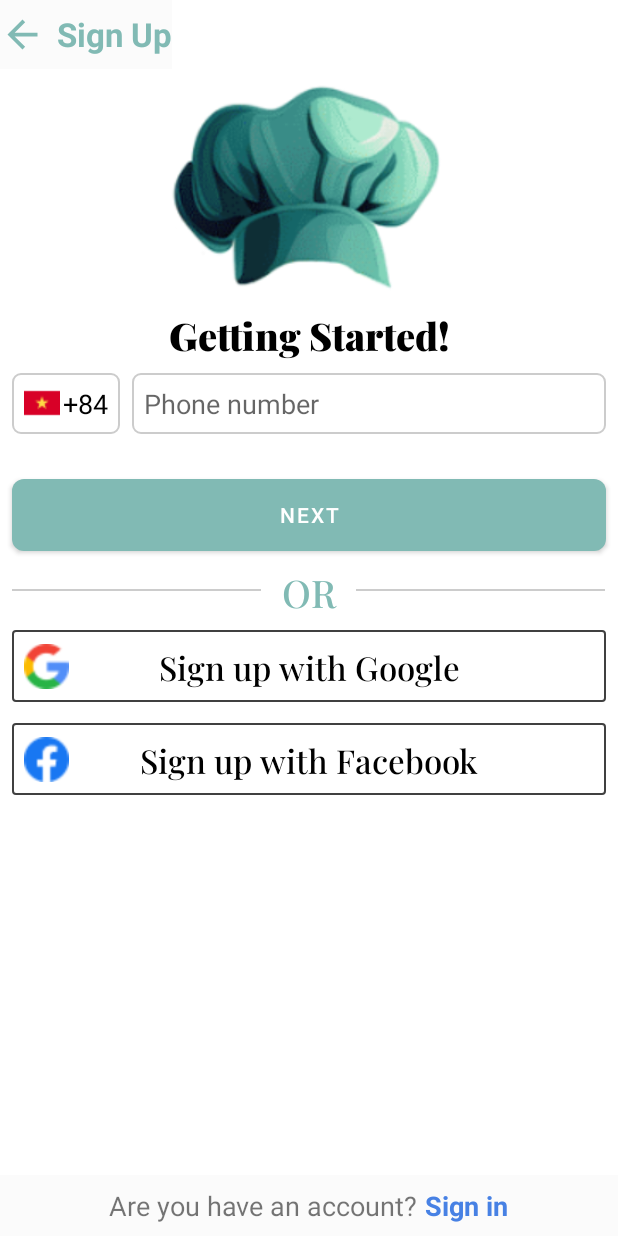
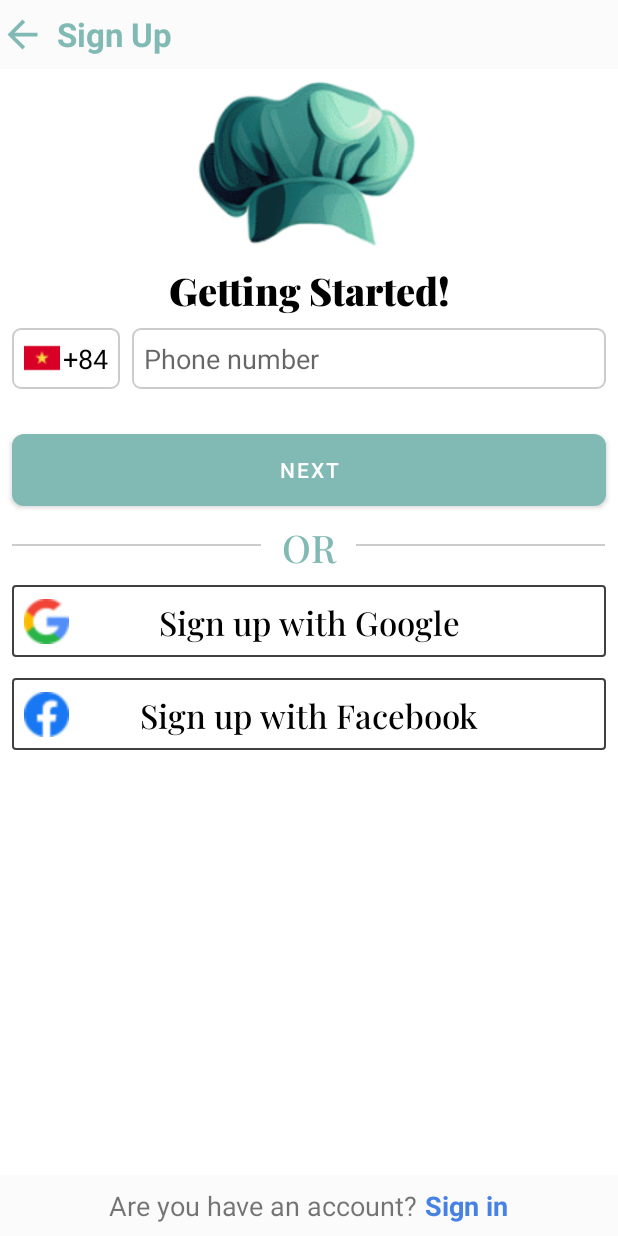
Before and after one commit to linhdvph/FoodAppDelivery, an Android app: the layout activity_sign_up.xml on its own in the app's theme, with its tools: preview values and no code run, on a phone screen of 412 x 824 dp. Run offline under Robolectric (Android 15) with nearby library versions, the phone set to English and light mode, and no system bars.

Commit message:
update signin singup

```diff
--- a/app/src/main/java/linhdvph25937/fpoly/appfooddelivery/activity/SignInActivity.java
+++ b/app/src/main/java/linhdvph25937/fpoly/appfooddelivery/activity/SignInActivity.java
@@ -110,7 +110,7 @@ public class SignInActivity extends AppCompatActivity {
                     editor.commit();
                     startActivity(intent);
                 }else{
-                    Toast.makeText(SignInActivity.this, "Can't sign in", Toast.LENGTH_SHORT).show();
+                    Toast.makeText(SignInActivity.this, "Thông tin không chính xác", Toast.LENGTH_SHORT).show();
                 }
             }
 
--- a/app/src/main/java/linhdvph25937/fpoly/appfooddelivery/ultil/MyRetrofit.java
+++ b/app/src/main/java/linhdvph25937/fpoly/appfooddelivery/ultil/MyRetrofit.java
@@ -22,7 +22,7 @@ import retrofit2.http.Path;
 public interface MyRetrofit {
     //http://192.168.0.11:3000/api
     MyRetrofit retrofit = new Retrofit.Builder()
-            .baseUrl("http://192.168.0.10:3000/")
+            .baseUrl("http://192.168.137.1:3000/")
             .addConverterFactory(GsonConverterFactory.create())
             .build()
             .create(MyRetrofit.class);
--- a/app/src/main/res/layout/activity_sign_up.xml
+++ b/app/src/main/res/layout/activity_sign_up.xml
@@ -6,21 +6,17 @@
     android:layout_height="match_parent"
     tools:context=".activity.SignUpActivity"
     android:background="@color/white">
+
+    <!--    Phần trên cùng-->
     <LinearLayout
-        android:id="@+id/linearLayout"
+        android:id="@+id/linear_layout_arrow_back_sign_up"
         android:layout_width="match_parent"
         android:layout_height="wrap_content"
-        android:orientation="vertical"
-        app:layout_constraintEnd_toEndOf="parent"
-        app:layout_constraintStart_toStartOf="parent"
-        app:layout_constraintTop_toTopOf="parent">
-         <LinearLayout
-             android:layout_width="wrap_content"
-             android:layout_height="match_parent"
+        android:background="@color/bg_white2"
         android:orientation="horizontal"
         android:paddingVertical="8dp"
-             android:background="@color/bg_white2"
-             android:id="@+id/linear_layout_arrow_back_sign_up">
+        app:layout_constraintEnd_toEndOf="parent"
+        app:layout_constraintTop_toTopOf="parent">
 
         <ImageView
             android:layout_width="30sp"
@@ -39,112 +35,154 @@
             android:textStyle="bold" />
     </LinearLayout>
 
+    <!--    Phần cuối cùng-->
+    <LinearLayout
+        android:id="@+id/linearLayout7"
+        android:layout_width="match_parent"
+        android:layout_height="wrap_content"
+        android:background="@color/bg_white2"
+        android:gravity="center"
+        android:orientation="horizontal"
+        android:padding="8dp"
+        app:layout_constraintBottom_toBottomOf="parent">
+
+        <TextView
+            android:layout_width="wrap_content"
+            android:layout_height="wrap_content"
+            android:text="Are you have an account?"
+            android:textSize="18sp" />
+
+        <TextView
+            android:id="@+id/tv_go_sign_in"
+            android:layout_width="wrap_content"
+            android:layout_height="wrap_content"
+            android:text=" Sign in"
+            android:textColor="@color/blue_white"
+            android:textSize="18sp"
+            android:textStyle="bold" />
+    </LinearLayout>
+
+    <androidx.core.widget.NestedScrollView
+        android:layout_width="match_parent"
+        android:layout_height="0dp"
+        app:layout_constraintBottom_toTopOf="@+id/linearLayout7"
+        app:layout_constraintTop_toBottomOf="@+id/linear_layout_arrow_back_sign_up">
+
+        <LinearLayout
+            android:id="@+id/linearLayout"
+            android:layout_width="match_parent"
+            android:layout_height="wrap_content"
+            android:orientation="vertical">
 
             <ImageView
                 android:id="@+id/imageView4"
-            android:layout_width="200dp"
-            android:layout_height="150dp"
+                android:layout_width="180dp"
+                android:layout_height="120dp"
                 android:layout_gravity="center"
+                android:layout_marginBottom="8dp"
                 app:layout_constraintEnd_toEndOf="parent"
                 app:layout_constraintStart_toStartOf="parent"
                 app:layout_constraintTop_toTopOf="parent"
-            app:srcCompat="@drawable/img_sign_up"
-            android:layout_marginBottom="8dp"/>
+                app:srcCompat="@drawable/img_sign_up" />
 
             <TextView
                 android:layout_width="match_parent"
                 android:layout_height="wrap_content"
-            android:text="Getting Started!"
-            android:gravity="center"
-            android:textSize="25sp"
                 android:layout_marginBottom="8dp"
                 android:fontFamily="@font/play_fiar_black_font"
-            android:textColor="@color/black"/>
+                android:gravity="center"
+                android:text="Getting Started!"
+                android:textColor="@color/black"
+                android:textSize="25sp" />
 
             <LinearLayout
                 android:layout_width="match_parent"
                 android:layout_height="wrap_content"
                 android:orientation="horizontal">
+
                 <EditText
                     android:layout_width="wrap_content"
                     android:layout_height="wrap_content"
+                    android:layout_marginLeft="8dp"
+                    android:background="@drawable/custom_bg_edit_text"
+                    android:drawableStart="@drawable/vietnam"
+                    android:drawablePadding="2dp"
+                    android:padding="8dp"
                     android:text="+84"
                     android:textColor="@color/black"
-                android:textSize="18sp"
-                android:background="@drawable/custom_bg_edit_text"
-                android:padding="8dp"
-                android:layout_marginLeft="8dp"
-                android:drawableStart="@drawable/vietnam"
-                android:drawablePadding="2dp"/>
+                    android:textSize="18sp" />
+
                 <EditText
                     android:id="@+id/ed_phone_number_sign_up"
                     android:layout_width="match_parent"
                     android:layout_height="wrap_content"
                     android:layout_marginHorizontal="8dp"
+                    android:background="@drawable/custom_bg_edit_text"
                     android:hint="Phone number"
+                    android:padding="8dp"
                     android:textColor="@color/black"
-                android:textSize="18sp"
-                android:background="@drawable/custom_bg_edit_text"
-                android:padding="8dp" />
+                    android:textSize="18sp" />
             </LinearLayout>
+
             <TextView
+                android:id="@+id/tv_error_phone_number"
                 android:layout_width="match_parent"
                 android:layout_height="wrap_content"
+                android:layout_marginLeft="14dp"
                 android:text="Phone number is invalid"
                 android:textColor="@color/selected_nav"
-            android:layout_marginLeft="14dp"
                 android:textSize="16sp"
-            android:visibility="invisible"
-            android:id="@+id/tv_error_phone_number"/>
+                android:visibility="invisible" />
 
             <Button
+                android:id="@+id/btn_sign_up"
                 android:layout_width="match_parent"
                 android:layout_height="wrap_content"
                 android:layout_marginHorizontal="8dp"
                 android:layout_marginVertical="8dp"
                 android:background="@drawable/custom_btn_get_started"
                 android:text="Next"
-                    app:backgroundTint="@null"
-                    android:id="@+id/btn_sign_up"/>
+                app:backgroundTint="@null" />
 
             <LinearLayout
                 android:layout_width="match_parent"
                 android:layout_height="wrap_content"
-                    android:orientation="horizontal"
+                android:layout_marginHorizontal="8dp"
                 android:gravity="center"
-                    android:layout_marginHorizontal="8dp">
-                    <View
-                        android:layout_width="0dp"
-                        android:layout_height="1dp"
-                        android:layout_weight="0.42"
-                        android:background="@color/gray"/>
-
-                    <TextView
-                        android:layout_width="0dp"
-                        android:layout_height="wrap_content"
-                        android:layout_weight="0.16"
-                        android:layout_gravity="center"
-                        android:text="OR"
-                        android:textSize="25sp"
-                        android:textColor="@color/bg_btn"
-                        android:fontFamily="@font/play_fair_medium_font"
-                        android:gravity="center"/>
+                android:orientation="horizontal">
 
                 <View
                     android:layout_width="0dp"
                     android:layout_height="1dp"
                     android:layout_weight="0.42"
-                        android:background="@color/gray"/>
+                    android:background="@color/gray" />
+
+                <TextView
+                    android:layout_width="0dp"
+                    android:layout_height="wrap_content"
+                    android:layout_gravity="center"
+                    android:layout_weight="0.16"
+                    android:fontFamily="@font/play_fair_medium_font"
+                    android:gravity="center"
+                    android:text="OR"
+                    android:textColor="@color/bg_btn"
+                    android:textSize="25sp" />
+
+                <View
+                    android:layout_width="0dp"
+                    android:layout_height="1dp"
+                    android:layout_weight="0.42"
+                    android:background="@color/gray" />
             </LinearLayout>
 
             <androidx.constraintlayout.widget.ConstraintLayout
+                android:id="@+id/constraint_sign_up_with_google"
                 android:layout_width="match_parent"
                 android:layout_height="wrap_content"
                 android:layout_marginHorizontal="8dp"
                 android:layout_marginTop="8dp"
                 android:background="@drawable/custom_border_black"
-                    android:padding="8dp"
-                    android:id="@+id/constraint_sign_up_with_google">
+                android:padding="8dp">
 
                 <ImageView
                     android:id="@+id/imageView5"
@@ -159,24 +197,24 @@
                     android:id="@+id/textView5"
                     android:layout_width="wrap_content"
                     android:layout_height="wrap_content"
+                    android:fontFamily="@font/play_fair_medium_font"
                     android:text="Sign up with Google"
                     android:textColor="@color/black"
                     android:textSize="22sp"
                     app:layout_constraintBottom_toBottomOf="parent"
                     app:layout_constraintEnd_toEndOf="parent"
                     app:layout_constraintStart_toStartOf="@+id/imageView5"
-                        app:layout_constraintTop_toTopOf="parent"
-                        android:fontFamily="@font/play_fair_medium_font"/>
+                    app:layout_constraintTop_toTopOf="parent" />
             </androidx.constraintlayout.widget.ConstraintLayout>
 
             <androidx.constraintlayout.widget.ConstraintLayout
+                android:id="@+id/constraint_sign_up_with_facebook"
                 android:layout_width="match_parent"
                 android:layout_height="wrap_content"
                 android:layout_marginHorizontal="8dp"
                 android:layout_marginTop="14dp"
                 android:background="@drawable/custom_border_black"
-                    android:padding="8dp"
-                    android:id="@+id/constraint_sign_up_with_facebook">
+                android:padding="8dp">
 
                 <ImageView
                     android:id="@+id/imageView6"
@@ -191,39 +229,15 @@
                     android:id="@+id/textView6"
                     android:layout_width="wrap_content"
                     android:layout_height="wrap_content"
+                    android:fontFamily="@font/play_fair_medium_font"
                     android:text="Sign up with Facebook"
                     android:textColor="@color/black"
                     android:textSize="22sp"
                     app:layout_constraintBottom_toBottomOf="parent"
                     app:layout_constraintEnd_toEndOf="parent"
                     app:layout_constraintStart_toStartOf="@+id/imageView6"
-                        app:layout_constraintTop_toTopOf="parent"
-                        android:fontFamily="@font/play_fair_medium_font"/>
+                    app:layout_constraintTop_toTopOf="parent" />
             </androidx.constraintlayout.widget.ConstraintLayout>
         </LinearLayout>
-
-    <LinearLayout
-        android:layout_width="match_parent"
-        android:layout_height="wrap_content"
-        android:orientation="horizontal"
-        app:layout_constraintBottom_toBottomOf="parent"
-        android:gravity="center"
-        android:padding="8dp"
-        android:background="@color/bg_white2">
-
-        <TextView
-            android:layout_width="wrap_content"
-            android:layout_height="wrap_content"
-            android:text="Are you have an account?"
-            android:textSize="18sp" />
-
-        <TextView
-            android:layout_width="wrap_content"
-            android:layout_height="wrap_content"
-            android:text=" Sign in"
-            android:textColor="@color/blue_white"
-            android:textSize="18sp"
-            android:textStyle="bold"
-            android:id="@+id/tv_go_sign_in"/>
-    </LinearLayout>
+    </androidx.core.widget.NestedScrollView>
 </androidx.constraintlayout.widget.ConstraintLayout>
```
Also changed, not shown: app/src/main/java/linhdvph25937/fpoly/appfooddelivery/activity/DetailFoodActivity.java (+36 -1 lines), app/src/main/res/drawable/custom_bg_circle_shopping_cart.xml (added, +10 -0 lines), app/src/main/res/layout/activity_detail_food.xml (+40 -22 lines), app/src/main/res/layout/activity_sign_in.xml (+118 -118 lines). Lines whose indentation alone changed are shown as unchanged.
